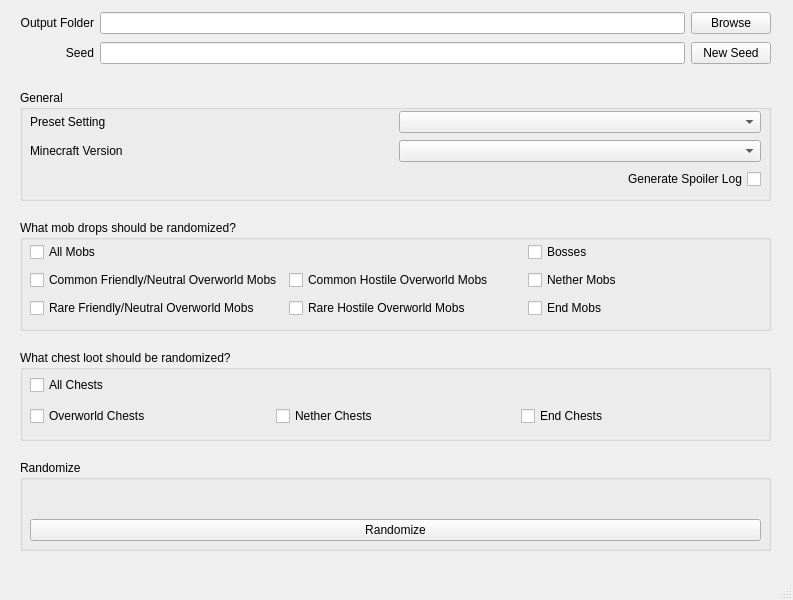
This is gui/randomizer.ui in Battlecats59/MCBELootRandomizer as Qt 5 draws it before an edit. The edited form follows.
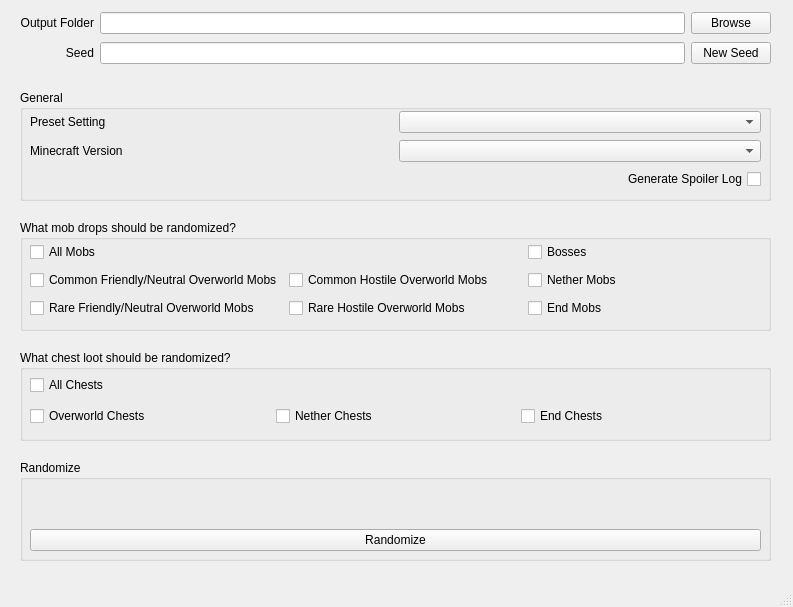
This is the edited form.

What changed in the file:
```diff
--- a/gui/randomizer.ui
+++ b/gui/randomizer.ui
@@ -7,7 +7,7 @@
     <x>0</x>
     <y>0</y>
     <width>793</width>
-    <height>600</height>
+    <height>607</height>
    </rect>
   </property>
   <property name="windowTitle">
@@ -261,7 +261,7 @@
       <x>20</x>
       <y>460</y>
       <width>751</width>
-      <height>91</height>
+      <height>101</height>
      </rect>
     </property>
     <property name="title">
@@ -273,7 +273,7 @@
        <x>10</x>
        <y>20</y>
        <width>731</width>
-       <height>61</height>
+       <height>71</height>
       </rect>
      </property>
      <layout class="QGridLayout" name="gridLayout_8">
```
